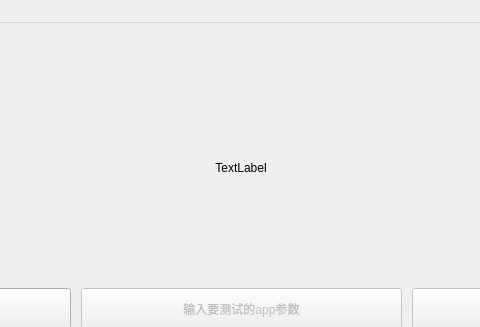
This is GUI/main_ui_test/test_ui_d/test_ui.ui in buaanostop/- as Qt 5 draws it before an edit; both pictures show x 274 to 754 and y 0 to 327 of the 1073 by 844 pixel window. The edited form follows.
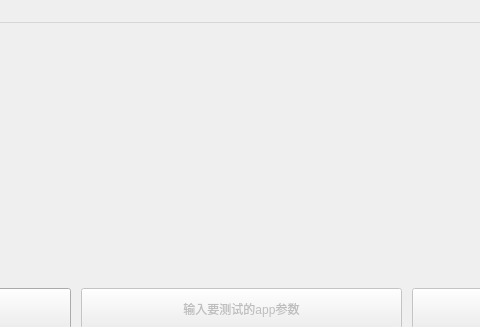
This is the edited form.

```diff
--- a/GUI/main_ui_test/test_ui_d/test_ui.ui
+++ b/GUI/main_ui_test/test_ui_d/test_ui.ui
@@ -235,7 +235,7 @@
         </size>
        </property>
        <property name="text">
-        <string>TextLabel</string>
+        <string/>
        </property>
        <property name="alignment">
         <set>Qt::AlignCenter</set>
```
Left out of the diff: 4 changed lines with no effect on the pictures.
